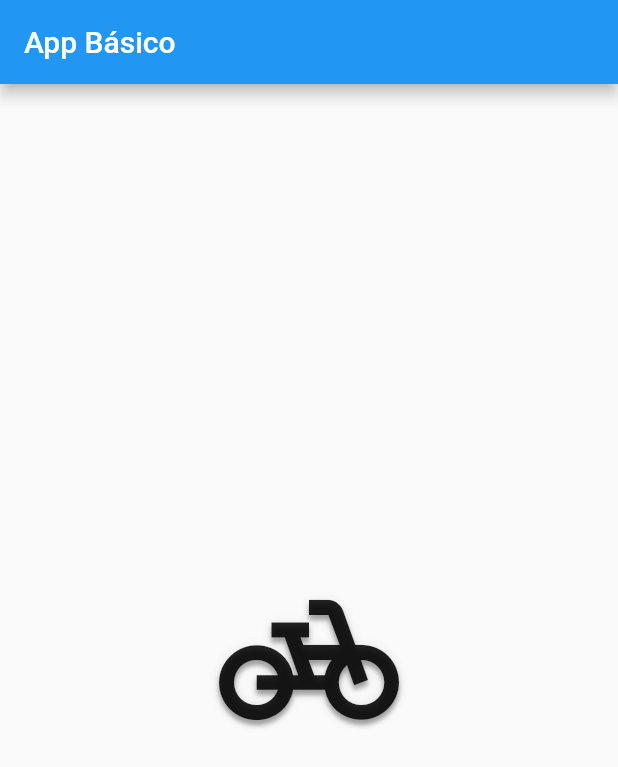
After one commit to ETEC-Pedro-Badran/Mtec2023_2mod_PAMI_1s, a Flutter app: the screen it shows after launch, on a phone screen of 412 x 824 dp. The commit adds this screen. Shown: the top 767 px of the screen. Run offline on Flutter 3.47's test engine with Material 2 defaults, Android fonts, the phone set to English and light mode, and no system bars.

Commit message:
Criando nossos próprios widgets.

```diff
--- /dev/null
+++ b/basico/lib/app.dart
@@ -0,0 +1,14 @@
+import 'package:basico/home_page.dart';
+import 'package:flutter/material.dart';
+
+class App extends StatelessWidget {
+  const App({super.key});
+
+  @override
+  Widget build(BuildContext context) {
+    return MaterialApp(
+      debugShowCheckedModeBanner: false,
+      home: HomePage(),
+    );
+  }
+}
--- /dev/null
+++ b/basico/lib/home_page.dart
@@ -0,0 +1,19 @@
+import 'package:flutter/material.dart';
+
+class HomePage extends StatelessWidget {
+  const HomePage({super.key});
+
+  @override
+  Widget build(BuildContext context) {
+    return Scaffold(
+      appBar: AppBar(title: Text("App Básico")),
+      body: Center(
+        child: Icon(
+          Icons.pedal_bike,
+          size: 120,
+          shadows: kElevationToShadow[3],
+        ),
+      ),
+    );
+  }
+}
--- a/basico/lib/main.dart
+++ b/basico/lib/main.dart
@@ -1,17 +1,7 @@
 import 'package:flutter/material.dart';
 
+import 'app.dart';
+
 void main(List<String> args) {
-  runApp(MaterialApp(
-    debugShowCheckedModeBanner: false,
-    home: Scaffold(
-      appBar: AppBar(title: Text("App Básico")),
-      body: Center(
-        child: Icon(
-          Icons.pedal_bike,
-          size: 120,
-          shadows: kElevationToShadow[3],
-        ),
-      ),
-    ),
-  ));
+  runApp(App());
 }
```
